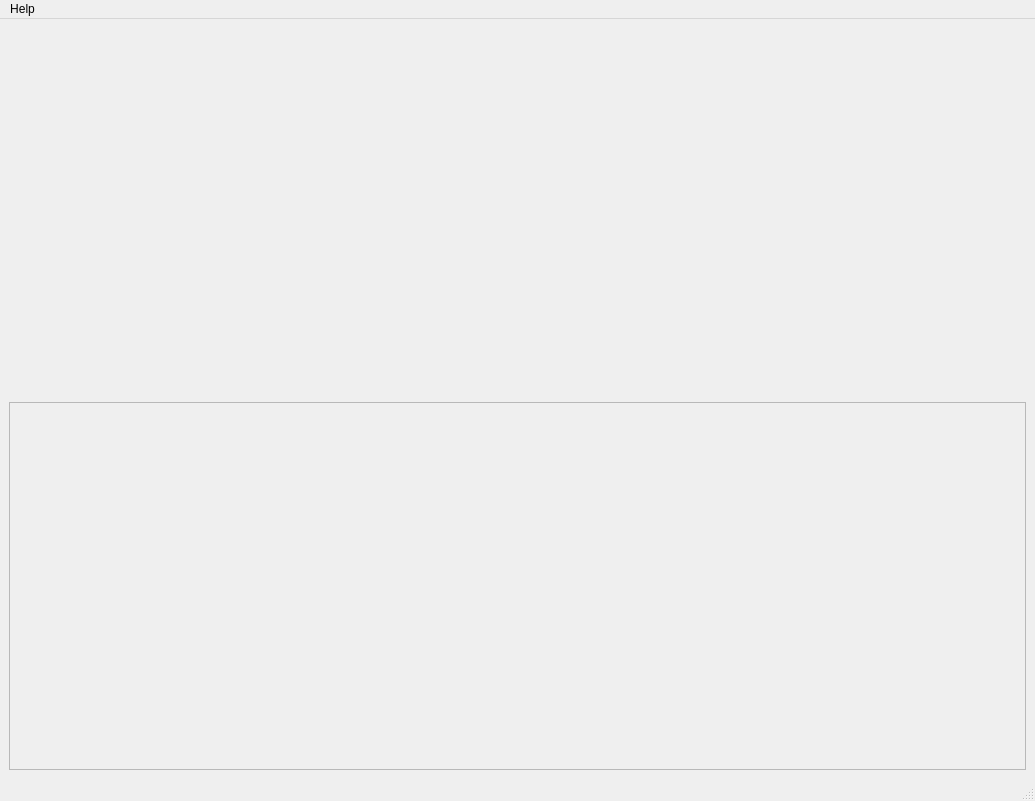
First picture: the form in Application/UI_Design_File/mainWindow.ui, repository patliao/SYSC4907-Glioma-Growth-Visualization, before the edit.
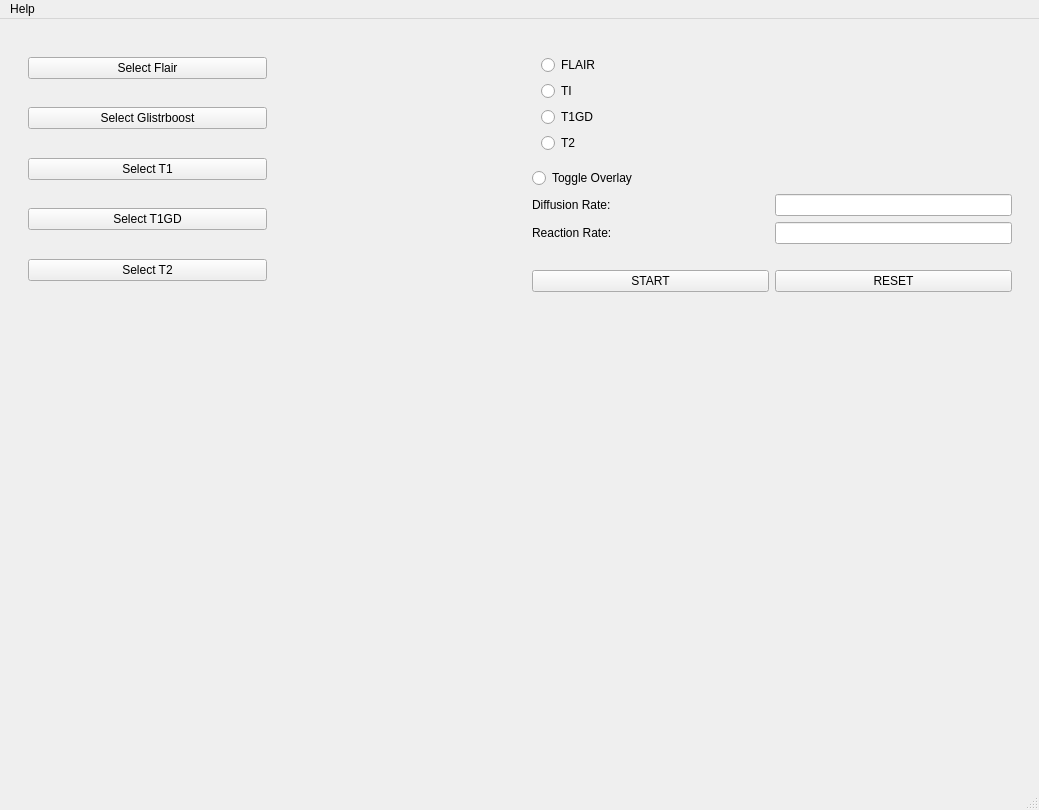
Second picture: the form after the edit.

Commit message: Allow the user to input reaction rate and diffusion rate

Patch:
```diff
--- a/Application/UI_Design_File/mainWindow.ui
+++ b/Application/UI_Design_File/mainWindow.ui
@@ -6,8 +6,8 @@
    <rect>
     <x>0</x>
     <y>0</y>
-    <width>1035</width>
-    <height>801</height>
+    <width>1039</width>
+    <height>810</height>
    </rect>
   </property>
   <property name="windowTitle">
@@ -23,20 +23,341 @@
    <layout class="QVBoxLayout" name="verticalLayout_3">
     <item>
      <widget class="QWidget" name="input_and_setting" native="true">
-      <layout class="QHBoxLayout" name="horizontalLayout_6"/>
+      <layout class="QHBoxLayout" name="horizontalLayout_6">
+       <item>
+        <widget class="QWidget" name="file_selection_widget" native="true">
+         <layout class="QVBoxLayout" name="verticalLayout_2">
+          <item>
+           <widget class="QWidget" name="flair_file_widget" native="true">
+            <layout class="QHBoxLayout" name="horizontalLayout">
+             <property name="spacing">
+              <number>1</number>
+             </property>
+             <property name="leftMargin">
+              <number>1</number>
+             </property>
+             <property name="topMargin">
+              <number>1</number>
+             </property>
+             <property name="rightMargin">
+              <number>1</number>
+             </property>
+             <property name="bottomMargin">
+              <number>1</number>
+             </property>
+             <item>
+              <widget class="QPushButton" name="flair_file_button">
+               <property name="text">
+                <string>Select Flair</string>
+               </property>
+              </widget>
+             </item>
+             <item>
+              <widget class="QLabel" name="flair_file_label">
+               <property name="text">
+                <string/>
+               </property>
+              </widget>
+             </item>
+            </layout>
+           </widget>
+          </item>
+          <item>
+           <widget class="QWidget" name="glistrboost_file_widget" native="true">
+            <layout class="QHBoxLayout" name="horizontalLayout_2">
+             <property name="spacing">
+              <number>1</number>
+             </property>
+             <property name="leftMargin">
+              <number>1</number>
+             </property>
+             <property name="topMargin">
+              <number>1</number>
+             </property>
+             <property name="rightMargin">
+              <number>1</number>
+             </property>
+             <property name="bottomMargin">
+              <number>1</number>
+             </property>
+             <item>
+              <widget class="QPushButton" name="glistrboost_file_button">
+               <property name="text">
+                <string>Select Glistrboost</string>
+               </property>
+              </widget>
+             </item>
+             <item>
+              <widget class="QLabel" name="glistrbosst_file_label">
+               <property name="text">
+                <string/>
+               </property>
+              </widget>
+             </item>
+            </layout>
+           </widget>
+          </item>
+          <item>
+           <widget class="QWidget" name="t1_file_widget" native="true">
+            <layout class="QHBoxLayout" name="horizontalLayout_3">
+             <property name="spacing">
+              <number>1</number>
+             </property>
+             <property name="leftMargin">
+              <number>1</number>
+             </property>
+             <property name="topMargin">
+              <number>1</number>
+             </property>
+             <property name="rightMargin">
+              <number>1</number>
+             </property>
+             <property name="bottomMargin">
+              <number>1</number>
+             </property>
+             <item>
+              <widget class="QPushButton" name="t1_file_button">
+               <property name="text">
+                <string>Select T1</string>
+               </property>
+              </widget>
+             </item>
+             <item>
+              <widget class="QLabel" name="t1_file_label">
+               <property name="text">
+                <string/>
+               </property>
+              </widget>
+             </item>
+            </layout>
+           </widget>
+          </item>
+          <item>
+           <widget class="QWidget" name="t1gd_file_widget" native="true">
+            <layout class="QHBoxLayout" name="horizontalLayout_4">
+             <property name="spacing">
+              <number>1</number>
+             </property>
+             <property name="leftMargin">
+              <number>1</number>
+             </property>
+             <property name="topMargin">
+              <number>1</number>
+             </property>
+             <property name="rightMargin">
+              <number>1</number>
+             </property>
+             <property name="bottomMargin">
+              <number>1</number>
+             </property>
+             <item>
+              <widget class="QPushButton" name="t1gd_file_button">
+               <property name="text">
+                <string>Select T1GD</string>
+               </property>
+              </widget>
+             </item>
+             <item>
+              <widget class="QLabel" name="t1gd_file_label">
+               <property name="text">
+                <string/>
+               </property>
+              </widget>
+             </item>
+            </layout>
+           </widget>
+          </item>
+          <item>
+           <widget class="QWidget" name="t2_file_widget" native="true">
+            <layout class="QHBoxLayout" name="horizontalLayout_5">
+             <property name="spacing">
+              <number>1</number>
+             </property>
+             <property name="leftMargin">
+              <number>1</number>
+             </property>
+             <property name="topMargin">
+              <number>1</number>
+             </property>
+             <property name="rightMargin">
+              <number>1</number>
+             </property>
+             <property name="bottomMargin">
+              <number>1</number>
+             </property>
+             <item>
+              <widget class="QPushButton" name="t2_file_button">
+               <property name="text">
+                <string>Select T2</string>
+               </property>
+              </widget>
+             </item>
+             <item>
+              <widget class="QLabel" name="t2_file_label">
+               <property name="text">
+                <string/>
+               </property>
+              </widget>
+             </item>
+            </layout>
+           </widget>
+          </item>
+         </layout>
+        </widget>
+       </item>
+       <item>
+        <widget class="QWidget" name="setting_widget" native="true">
+         <layout class="QVBoxLayout" name="verticalLayout">
+          <item>
+           <widget class="QWidget" name="image_toggle" native="true">
+            <layout class="QVBoxLayout" name="verticalLayout_4">
+             <item>
+              <widget class="QRadioButton" name="flair_rb">
+               <property name="text">
+                <string>FLAIR</string>
+               </property>
+              </widget>
+             </item>
+             <item>
+              <widget class="QRadioButton" name="t1_rb">
+               <property name="text">
+                <string>TI</string>
+               </property>
+              </widget>
+             </item>
+             <item>
+              <widget class="QRadioButton" name="t1gd_rb">
+               <property name="text">
+                <string>T1GD</string>
+               </property>
+              </widget>
+             </item>
+             <item>
+              <widget class="QRadioButton" name="t2_rb">
+               <property name="text">
+                <string>T2</string>
+               </property>
+              </widget>
+             </item>
+            </layout>
+           </widget>
+          </item>
+          <item>
+           <widget class="QRadioButton" name="toggle_rb">
+            <property name="text">
+             <string>Toggle Overlay</string>
+            </property>
+           </widget>
+          </item>
+          <item>
+           <layout class="QHBoxLayout" name="horizontalLayout_8">
+            <item>
+             <widget class="QLabel" name="diffusion_rate_label">
+              <property name="text">
+               <string>Diffusion Rate: </string>
+              </property>
+             </widget>
+            </item>
+            <item>
+             <widget class="QLineEdit" name="diffusion_rate_input">
+              <property name="sizePolicy">
+               <sizepolicy hsizetype="Preferred" vsizetype="Preferred">
+                <horstretch>0</horstretch>
+                <verstretch>0</verstretch>
+               </sizepolicy>
+              </property>
+             </widget>
+            </item>
+           </layout>
+          </item>
+          <item>
+           <layout class="QHBoxLayout" name="horizontalLayout_9">
+            <item>
+             <widget class="QLabel" name="reaction_rate_label">
+              <property name="sizePolicy">
+               <sizepolicy hsizetype="Preferred" vsizetype="Preferred">
+                <horstretch>0</horstretch>
+                <verstretch>0</verstretch>
+               </sizepolicy>
+              </property>
+              <property name="minimumSize">
+               <size>
+                <width>0</width>
+                <height>10</height>
+               </size>
+              </property>
+              <property name="text">
+               <string>Reaction Rate:</string>
+              </property>
+             </widget>
+            </item>
+            <item>
+             <widget class="QLineEdit" name="reaction_rate_input">
+              <property name="sizePolicy">
+               <sizepolicy hsizetype="Preferred" vsizetype="Preferred">
+                <horstretch>0</horstretch>
+                <verstretch>0</verstretch>
+               </sizepolicy>
+              </property>
+             </widget>
+            </item>
+           </layout>
+          </item>
+          <item>
+           <widget class="QLabel" name="equation_running_info_label">
+            <property name="text">
+             <string/>
+            </property>
+           </widget>
+          </item>
+          <item>
+           <layout class="QHBoxLayout" name="horizontalLayout_7">
+            <item>
+             <widget class="QPushButton" name="start_button">
+              <property name="sizePolicy">
+               <sizepolicy hsizetype="Preferred" vsizetype="Preferred">
+                <horstretch>0</horstretch>
+                <verstretch>0</verstretch>
+               </sizepolicy>
+              </property>
+              <property name="text">
+               <string>START</string>
+              </property>
+             </widget>
+            </item>
+            <item>
+             <widget class="QPushButton" name="reset_button">
+              <property name="sizePolicy">
+               <sizepolicy hsizetype="Preferred" vsizetype="Preferred">
+                <horstretch>0</horstretch>
+                <verstretch>0</verstretch>
+               </sizepolicy>
+              </property>
+              <property name="text">
+               <string>RESET</string>
+              </property>
+             </widget>
+            </item>
+           </layout>
+          </item>
+         </layout>
+        </widget>
+       </item>
+      </layout>
      </widget>
     </item>
     <item>
-     <widget class="QFrame" name="equation_frame">
-      <property name="frameShape">
-       <enum>QFrame::StyledPanel</enum>
-      </property>
-      <property name="frameShadow">
-       <enum>QFrame::Raised</enum>
-      </property>
-      <layout class="QHBoxLayout" name="horizontalLayout_7"/>
+     <widget class="QWidget" name="equation_widget" native="true">
+      <layout class="QVBoxLayout" name="verticalLayout_6">
+       <item>
+        <layout class="QVBoxLayout" name="equation_layout"/>
+       </item>
+      </layout>
      </widget>
     </item>
+    <item>
+     <widget class="QWidget" name="ml_widget" native="true"/>
+    </item>
    </layout>
   </widget>
   <widget class="QMenuBar" name="menubar">
@@ -44,8 +365,8 @@
     <rect>
      <x>0</x>
      <y>0</y>
-     <width>1035</width>
-     <height>23</height>
+     <width>1039</width>
+     <height>26</height>
     </rect>
    </property>
    <widget class="QMenu" name="menuHelp">
```
The commit also changes 23 other files.
